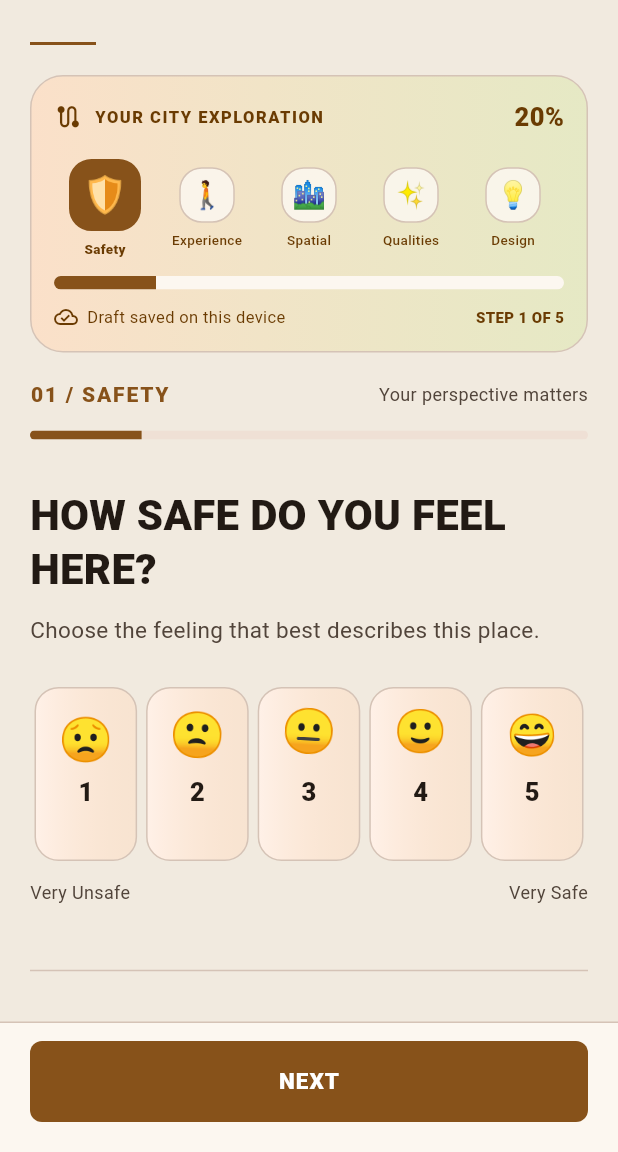
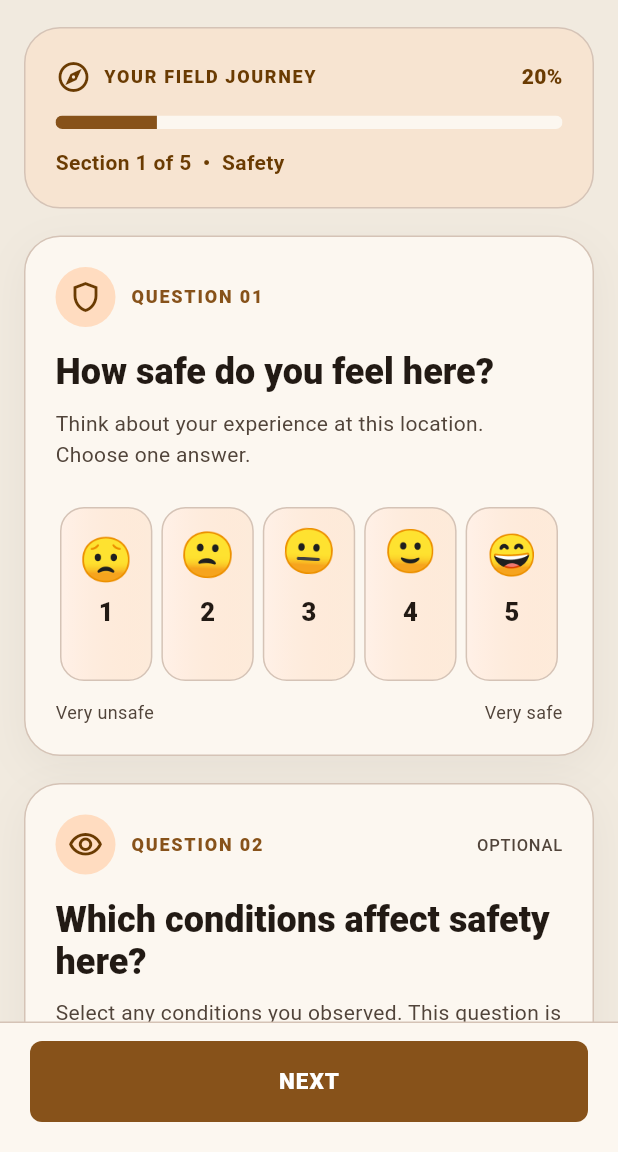
Before and after one commit to literallyshiva/coding-urban-safety, a Flutter app: the SafetyAssessmentPage screen opened directly with empty values, on a phone screen of 412 x 824 dp, the part 84-1236 px from its top. Run offline on Flutter 3.47's test engine with Material 3 defaults, Android fonts, the phone set to English and light mode, and no system bars; our stand-ins replace cloud_firestore, firebase_auth, firebase_core, geolocator, google_maps_flutter, shared_preferences; missing offline and left inert: dart:html, dart:js_util; accounts and stored records are empty.

Commit message:
Add files via upload

```diff
--- a/lib/pages/safety_assessment_page.dart
+++ b/lib/pages/safety_assessment_page.dart
@@ -1,4 +1,5 @@
 import '../widgets/research_progress.dart';
+import '../widgets/v2_question_card.dart';
 
 import 'package:flutter/material.dart';
 
@@ -87,6 +88,7 @@ class _SafetyAssessmentPageState extends State<SafetyAssessmentPage> {
     final state = widget.assessmentState;
 
     return ResearchScaffold(
+      v2Mode: true,
       bottomButton: PrimaryActionButton(
         label: 'NEXT',
         onPressed: _next,
@@ -101,98 +103,23 @@ class _SafetyAssessmentPageState extends State<SafetyAssessmentPage> {
             children: [
               const ResearchProgress(stage: 0),
               const SizedBox(height: 18),
-              Row(
-                mainAxisAlignment:
-                    MainAxisAlignment.spaceBetween,
-                children: [
-                  Text(
-                    '01 / SAFETY',
-                    style: TextStyle(
-                      color: Theme.of(context).colorScheme.primary,
-                      fontWeight: FontWeight.w900,
-                      letterSpacing: 1.2,
-                    ),
-                  ),
-                  Text(
-                    'Your perspective matters',
-                    style: TextStyle(
+              V2QuestionCard(
+                number: '01',
+                icon: Icons.shield_outlined,
+                title: 'How safe do you feel here?',
+                description: 'Think about your experience at this location. Choose one answer.',
+                child: Column(children: [
+                  Row(children: [for (int i = 1; i <= 5; i++)
+                    _ratingOption(state, i)]),
+                  const SizedBox(height: 12),
+                  Row(mainAxisAlignment: MainAxisAlignment.spaceBetween,
+                    children: [Text('Very unsafe', style: TextStyle(
                       color: Theme.of(context).colorScheme.onSurfaceVariant,
-                      fontSize: 12,
-                    ),
-                  ),
-                ],
+                      fontSize: 12)), Text('Very safe', style: TextStyle(
+                      color: Theme.of(context).colorScheme.onSurfaceVariant,
+                      fontSize: 12))]),
+                ]),
               ),
-
-              const SizedBox(height: 14),
-
-              ClipRRect(
-                borderRadius: BorderRadius.circular(10),
-                child: LinearProgressIndicator(
-                  value: 0.2,
-                  minHeight: 6,
-                  backgroundColor: Theme.of(context).colorScheme.surfaceContainerHighest,
-                  valueColor:
-                      AlwaysStoppedAnimation<Color>(Theme.of(context).colorScheme.primary),
-                ),
-              ),
-
-              const SizedBox(height: 32),
-
-              Text(
-                'HOW SAFE DO YOU FEEL HERE?',
-                style: Theme.of(context)
-                    .textTheme
-                    .headlineMedium
-                    ?.copyWith(
-                      color: Theme.of(context).colorScheme.onSurface,
-                      fontWeight: FontWeight.w900,
-                    ),
-              ),
-
-              const SizedBox(height: 12),
-
-              Text(
-                'Choose the feeling that best describes '
-                'this place.',
-                style: TextStyle(
-                  color: Theme.of(context).colorScheme.onSurfaceVariant,
-                  fontSize: 15,
-                  height: 1.5,
-                ),
-              ),
-
-              const SizedBox(height: 26),
-
-              Row(
-                children: [
-                  for (int i = 1; i <= 5; i++)
-                    _ratingOption(state, i),
-                ],
-              ),
-
-              const SizedBox(height: 12),
-
-              Row(
-                mainAxisAlignment:
-                    MainAxisAlignment.spaceBetween,
-                children: [
-                  Text(
-                    'Very Unsafe',
-                    style: TextStyle(
-                      color: Theme.of(context).colorScheme.onSurfaceVariant,
-                      fontSize: 12,
-                    ),
-                  ),
-                  Text(
-                    'Very Safe',
-                    style: TextStyle(
-                      color: Theme.of(context).colorScheme.onSurfaceVariant,
-                      fontSize: 12,
-                    ),
-                  ),
-                ],
-              ),
-
               if (rating != null) ...[
                 const SizedBox(height: 22),
                 Container(
@@ -226,46 +153,14 @@ class _SafetyAssessmentPageState extends State<SafetyAssessmentPage> {
                 ),
               ],
 
-              const SizedBox(height: 36),
-
-              Divider(color: Theme.of(context).colorScheme.outlineVariant),
-
-              const SizedBox(height: 24),
-
-              Row(
-                children: [
-                  Icon(
-                    Icons.visibility_outlined,
-                    color: Theme.of(context).colorScheme.primary,
-                    size: 26,
-                  ),
-                  SizedBox(width: 10),
-                  Expanded(
-                    child: Text(
-                      'WHAT MAKES THIS PLACE FEEL UNSAFE?',
-                      style: TextStyle(
-                        color: Theme.of(context).colorScheme.onSurface,
-                        fontSize: 18,
-                        fontWeight: FontWeight.w900,
-                        height: 1.3,
-                      ),
-                    ),
-                  ),
-                ],
-              ),
-
-              const SizedBox(height: 10),
-
-              Text(
-                'Select all that apply, or leave blank.',
-                style: TextStyle(
-                  color: Theme.of(context).colorScheme.onSurfaceVariant,
-                  fontSize: 14,
-                ),
-              ),
-
-              const SizedBox(height: 20),
-
+              const SizedBox(height: 18),
+              V2QuestionCard(
+                number: '02',
+                icon: Icons.visibility_outlined,
+                title: 'Which conditions affect safety here?',
+                description: 'Select any conditions you observed. This question is optional for every safety rating.',
+                optional: true,
+                child: Column(crossAxisAlignment: CrossAxisAlignment.start, children: [
               Text('\u2713 ${state.unsafeConditions.length} of ${unsafeOptions.length} selected', style: TextStyle(color: Theme.of(context).colorScheme.primary, fontSize: 12, fontWeight: FontWeight.w700)),
             const SizedBox(height: 10),
             LayoutBuilder(builder: (context, constraints) {
@@ -290,6 +185,9 @@ class _SafetyAssessmentPageState extends State<SafetyAssessmentPage> {
                 );
               }),
 
+              const SizedBox(height: 8),
+                ]),
+              ),
               const SizedBox(height: 30),
             ],
           );
--- a/lib/widgets/research_progress.dart
+++ b/lib/widgets/research_progress.dart
@@ -1,83 +1,44 @@
 import 'package:flutter/material.dart';
 
-/// High-visibility questionnaire journey. This is a presentation-only widget;
-/// the existing validation, answers and navigation remain unchanged.
+/// Compact, accessible V2 journey header. Stage indices stay 0..4.
 class ResearchProgress extends StatelessWidget {
   const ResearchProgress({super.key, required this.stage});
   final int stage;
   static const names = ['Safety', 'Experience', 'Spatial', 'Qualities', 'Design'];
-  static const icons = ['🛡️', '🚶', '🏙️', '✨', '💡'];
 
   @override
   Widget build(BuildContext context) {
     final c = Theme.of(context).colorScheme;
     final current = stage.clamp(0, names.length - 1);
+    final progress = (current + 1) / names.length;
     return Semantics(
       label: 'Study section ${current + 1} of ${names.length}: ${names[current]}',
       child: Container(
-        padding: const EdgeInsets.all(15),
+        padding: const EdgeInsets.all(20),
         decoration: BoxDecoration(
-          gradient: LinearGradient(colors: [
-            c.primaryContainer.withValues(alpha: .7),
-            c.tertiaryContainer.withValues(alpha: .6),
-          ]),
-          borderRadius: BorderRadius.circular(22),
+          color: c.primaryContainer.withValues(alpha: .45),
+          borderRadius: BorderRadius.circular(24),
           border: Border.all(color: c.outlineVariant),
         ),
         child: Column(crossAxisAlignment: CrossAxisAlignment.start, children: [
           Row(children: [
-            Icon(Icons.route_rounded, color: c.onPrimaryContainer, size: 19),
+            Icon(Icons.explore_outlined, color: c.onPrimaryContainer),
             const SizedBox(width: 8),
-            Expanded(child: Text('YOUR CITY EXPLORATION',
-              style: TextStyle(fontWeight: FontWeight.w800, fontSize: 11,
-                letterSpacing: 1, color: c.onPrimaryContainer))),
-            Text('${(current + 1) * 20}%',
-              style: TextStyle(fontWeight: FontWeight.w900, fontSize: 17,
-                color: c.onPrimaryContainer)),
+            Expanded(child: Text('YOUR FIELD JOURNEY', style: TextStyle(
+              color: c.onPrimaryContainer, fontSize: 12,
+              fontWeight: FontWeight.w800, letterSpacing: 1.1))),
+            Text('${(progress * 100).round()}%', style: TextStyle(
+              color: c.onPrimaryContainer, fontWeight: FontWeight.w900)),
           ]),
-          const SizedBox(height: 16),
-          Row(children: [for (var i = 0; i < names.length; i++)
-            Expanded(child: Tooltip(message: names[i], child: Column(children: [
-              AnimatedContainer(
-                duration: const Duration(milliseconds: 400),
-                width: i == current ? 48 : 37,
-                height: i == current ? 48 : 37,
-                decoration: BoxDecoration(
-                  color: i == current ? c.primary :
-                    i < current ? c.secondaryContainer : c.surface.withValues(alpha: .85),
-                  borderRadius: BorderRadius.circular(15),
-                  border: Border.all(color: i == current ? c.primary : c.outlineVariant,
-                    width: i == current ? 2 : 1),
-                ),
-                child: Center(child: Text(icons[i], style: TextStyle(
-                  fontSize: i == current ? 24 : 18))),
-              ),
-              const SizedBox(height: 5),
-              Text(names[i], maxLines: 1, overflow: TextOverflow.ellipsis,
-                style: TextStyle(fontSize: 9, fontWeight: i == current
-                  ? FontWeight.w800 : FontWeight.w500,
-                  color: c.onPrimaryContainer)),
-            ]))),
-          ]),
+          const SizedBox(height: 14),
+          ClipRRect(borderRadius: BorderRadius.circular(99),
+            child: LinearProgressIndicator(value: progress, minHeight: 9,
+              backgroundColor: c.surface,
+              valueColor: AlwaysStoppedAnimation<Color>(c.primary))),
           const SizedBox(height: 12),
-          ClipRRect(borderRadius: BorderRadius.circular(10),
-            child: TweenAnimationBuilder<double>(
-              tween: Tween(begin: 0, end: (current + 1) / names.length),
-              duration: const Duration(milliseconds: 700),
-              builder: (context, value, _) => LinearProgressIndicator(
-                value: value, minHeight: 9, backgroundColor: c.surface,
-                valueColor: AlwaysStoppedAnimation<Color>(c.primary)),
-            )),
-          const SizedBox(height: 10),
-          Row(children: [
-            Icon(Icons.cloud_done_outlined, size: 16, color: c.onPrimaryContainer),
-            const SizedBox(width: 6),
-            Expanded(child: Text('Draft saved on this device',
-              style: TextStyle(fontSize: 11, color: c.onPrimaryContainer))),
-            Text('STEP ${current + 1} OF 5',
-              style: TextStyle(fontSize: 10, fontWeight: FontWeight.w800,
-                color: c.onPrimaryContainer)),
-          ]),
+          Text('Section ${current + 1} of ${names.length}  •  ${names[current]}',
+            style: TextStyle(color: c.onPrimaryContainer,
+              fontWeight: FontWeight.w700)),
         ]),
       ),
     );
--- a/lib/widgets/research_scaffold.dart
+++ b/lib/widgets/research_scaffold.dart
@@ -8,12 +8,14 @@ class ResearchScaffold extends StatelessWidget {
     this.bottomButton,
     this.appBarTitle = 'CODING URBAN SAFETY',
     this.showFieldNote = true,
+    this.v2Mode = false,
   });
 
   final Widget child;
   final Widget? bottomButton;
   final String appBarTitle;
   final bool showFieldNote;
+  final bool v2Mode;
 
   @override
   Widget build(BuildContext context) {
@@ -24,11 +26,13 @@ class ResearchScaffold extends StatelessWidget {
           children: [
             Expanded(
               child: SingleChildScrollView(
-                padding: const EdgeInsets.fromLTRB(20, 28, 20, 36),
+                padding: EdgeInsets.fromLTRB(
+                  v2Mode ? 16 : 20, v2Mode ? 18 : 28,
+                  v2Mode ? 16 : 20, 36),
                 child: Center(
                   child: ConstrainedBox(
-                    constraints: const BoxConstraints(maxWidth: 720),
-                    child: showFieldNote ? Column(
+                    constraints: BoxConstraints(maxWidth: v2Mode ? 800 : 720),
+                    child: (showFieldNote && !v2Mode) ? Column(
                       crossAxisAlignment: CrossAxisAlignment.start,
                       children: [
                         Container(width: 44, height: 2,
--- /dev/null
+++ b/lib/widgets/v2_question_card.dart
@@ -0,0 +1,54 @@
+import 'package:flutter/material.dart';
+
+/// Presentation-only V2 question container. It never changes assessment data.
+class V2QuestionCard extends StatelessWidget {
+  const V2QuestionCard({super.key, required this.number, required this.title,
+    required this.child, this.description, this.icon = Icons.edit_note_rounded,
+    this.optional = false});
+
+  final String number;
+  final String title;
+  final String? description;
+  final Widget child;
+  final IconData icon;
+  final bool optional;
+
+  @override
+  Widget build(BuildContext context) {
+    final theme = Theme.of(context);
+    final c = theme.colorScheme;
+    return Container(
+      width: double.infinity,
+      padding: const EdgeInsets.all(20),
+      decoration: BoxDecoration(
+        color: c.surface,
+        borderRadius: BorderRadius.circular(24),
+        border: Border.all(color: c.outlineVariant),
+        boxShadow: [BoxShadow(color: c.shadow.withValues(alpha: .045),
+          blurRadius: 24, offset: const Offset(0, 8))],
+      ),
+      child: Column(crossAxisAlignment: CrossAxisAlignment.start, children: [
+        Row(children: [
+          CircleAvatar(backgroundColor: c.primaryContainer,
+            foregroundColor: c.onPrimaryContainer, child: Icon(icon)),
+          const SizedBox(width: 10),
+          Text('QUESTION $number', style: theme.textTheme.labelMedium?.copyWith(
+            color: c.primary, fontWeight: FontWeight.w800, letterSpacing: 1.2)),
+          const Spacer(),
+          if (optional) Text('OPTIONAL', style: theme.textTheme.labelSmall?.copyWith(
+            color: c.onSurfaceVariant)),
+        ]),
+        const SizedBox(height: 16),
+        Text(title, style: theme.textTheme.headlineSmall?.copyWith(
+          fontWeight: FontWeight.w800, height: 1.18)),
+        if (description != null) ...[
+          const SizedBox(height: 10),
+          Text(description!, style: theme.textTheme.bodyMedium?.copyWith(
+            color: c.onSurfaceVariant, height: 1.5)),
+        ],
+        const SizedBox(height: 24),
+        child,
+      ]),
+    );
+  }
+}
```
Also changed, not shown: 1 other file.
